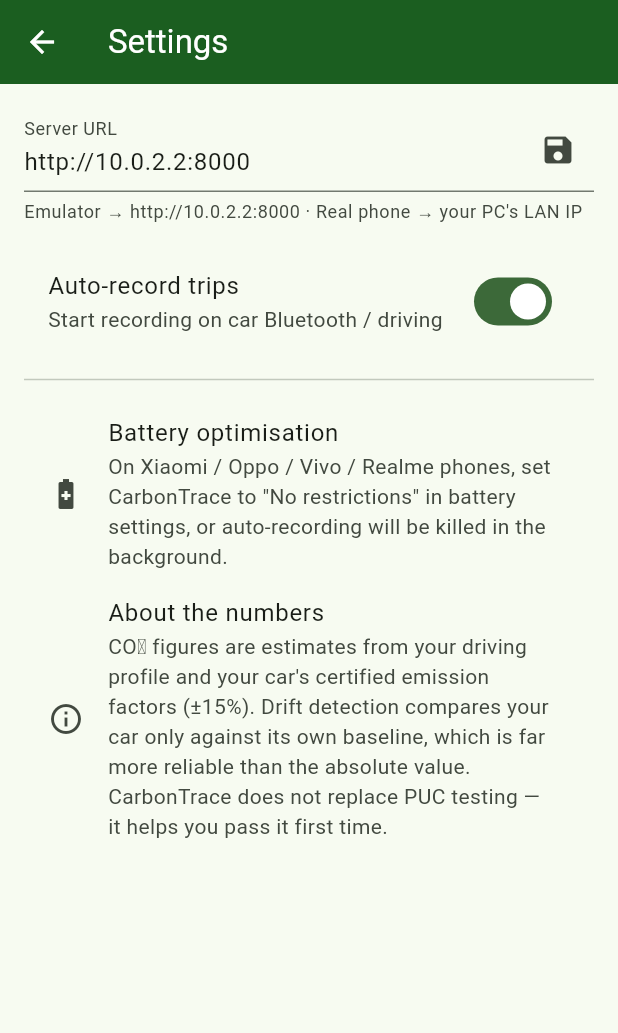
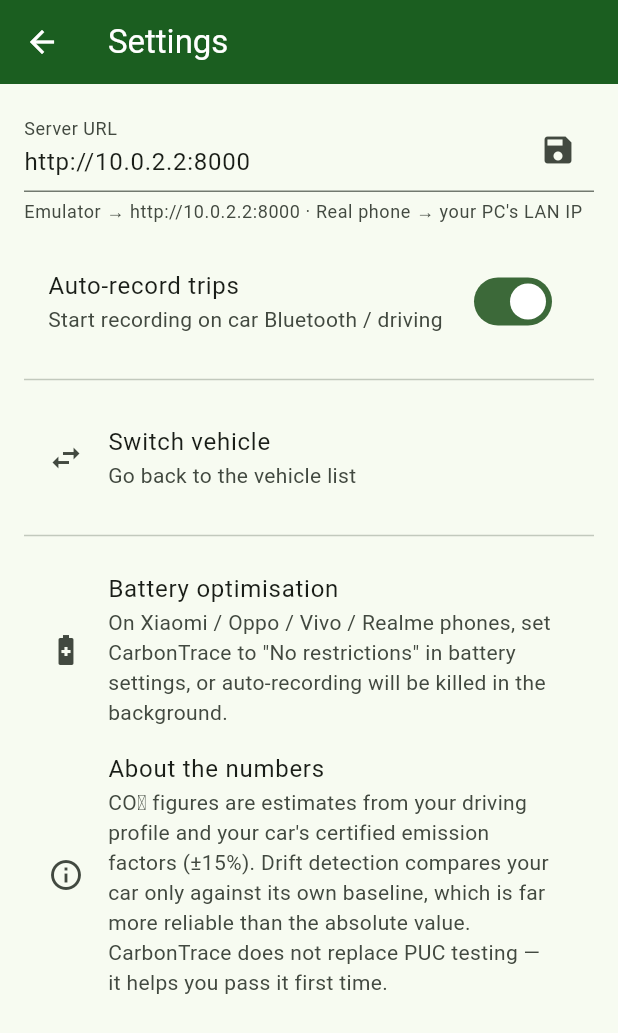
Before and after one commit to maharishia07/carbontrace, a Flutter app: the SettingsScreen screen opened directly, on a phone screen of 412 x 824 dp. Shown: the top 1033 px of the screen. Run offline on Flutter 3.47's test engine with Material 3 defaults, Android fonts, the phone set to English and light mode, and no system bars; our stand-ins replace geolocator, shared_preferences; accounts and stored records are empty; network calls fail.

Commit message:
Add vehicle switcher in Settings; clearVehicle in app state
Once a vehicle was selected there was no way back to the vehicle list
(Demo Swift vs the user's own car). Settings now has 'Switch vehicle'.

Co-Authored-By: Claude Fable 5 <noreply@anthropic.com>

```diff
--- a/mobile/lib/screens/settings_screen.dart
+++ b/mobile/lib/screens/settings_screen.dart
@@ -53,6 +53,16 @@ class _SettingsScreenState extends State<SettingsScreen> {
             onChanged: (v) => state.setAutoRecord(v),
           ),
           const Divider(height: 32),
+          ListTile(
+            leading: const Icon(Icons.swap_horiz),
+            title: const Text('Switch vehicle'),
+            subtitle: const Text('Go back to the vehicle list'),
+            onTap: () {
+              context.read<AppState>().clearVehicle();
+              Navigator.popUntil(context, (r) => r.isFirst);
+            },
+          ),
+          const Divider(height: 32),
           const ListTile(
             leading: Icon(Icons.battery_saver),
             title: Text('Battery optimisation'),
```
Also changed, not shown: mobile/lib/app_state.dart (+11 -0 lines).
